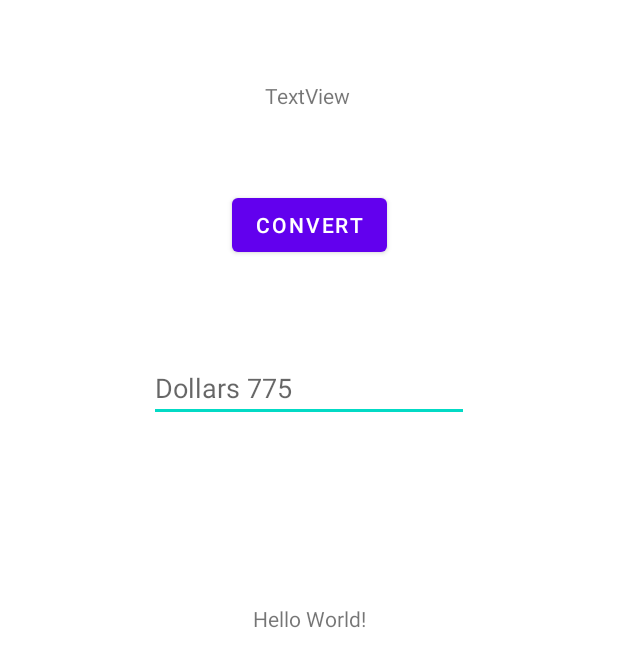
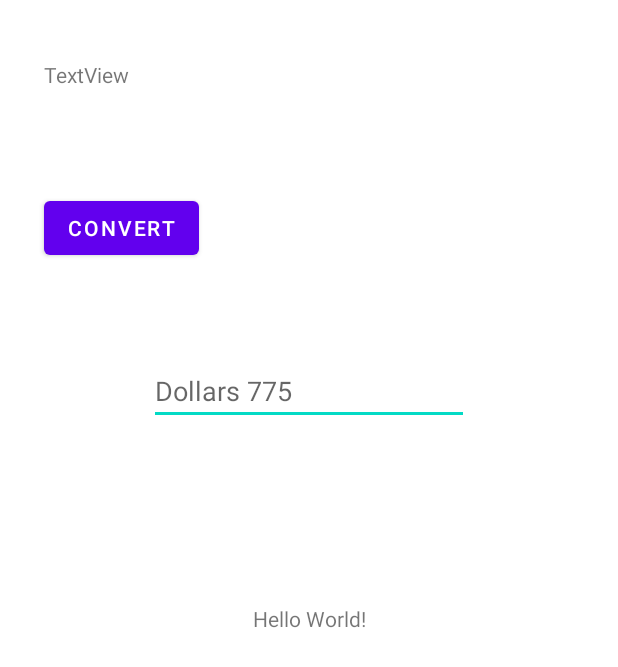
Before and after one commit to AviK-codes/AndroidMQTT, an Android app: the layout activity_main.xml on its own in the app's theme, with its tools: preview values and no code run, on a phone screen of 412 x 824 dp. Shown: the top 667 px of the screen. Run offline under Robolectric (Android 15) with nearby library versions, the phone set to English and light mode, and no system bars.

```diff
--- a/app/src/main/res/layout/activity_main.xml
+++ b/app/src/main/res/layout/activity_main.xml
@@ -20,10 +20,11 @@
         android:id="@+id/button"
         android:layout_width="wrap_content"
         android:layout_height="wrap_content"
-        android:layout_marginTop="126dp"
+        android:layout_marginTop="128dp"
         android:onClick="convertCurrency"
         android:text="@string/convert_string"
         app:layout_constraintEnd_toEndOf="parent"
+        app:layout_constraintHorizontal_bias="0.094"
         app:layout_constraintStart_toStartOf="parent"
         app:layout_constraintTop_toTopOf="parent" />
 
@@ -34,17 +35,16 @@
         android:layout_marginTop="62dp"
         android:ems="10"
         android:hint="@string/dollar_hint"
-        android:inputType="numberDecimal"
+        android:inputType="textLongMessage|numberDecimal"
         app:layout_constraintEnd_toEndOf="parent"
         app:layout_constraintStart_toStartOf="parent"
         app:layout_constraintTop_toBottomOf="@+id/button" />
 
     <TextView
         android:id="@+id/dataReceived"
-        android:layout_width="wrap_content"
-        android:layout_height="wrap_content"
-        android:layout_marginStart="22dp"
-        android:layout_marginTop="54dp"
+        android:layout_width="365dp"
+        android:layout_height="37dp"
+        android:layout_marginTop="40dp"
         android:text="TextView"
         app:layout_constraintStart_toStartOf="@+id/button"
         app:layout_constraintTop_toTopOf="parent" />
```
Also changed, not shown: app/src/main/java/com/example/test2/MainActivity.java (+60 -20 lines).
